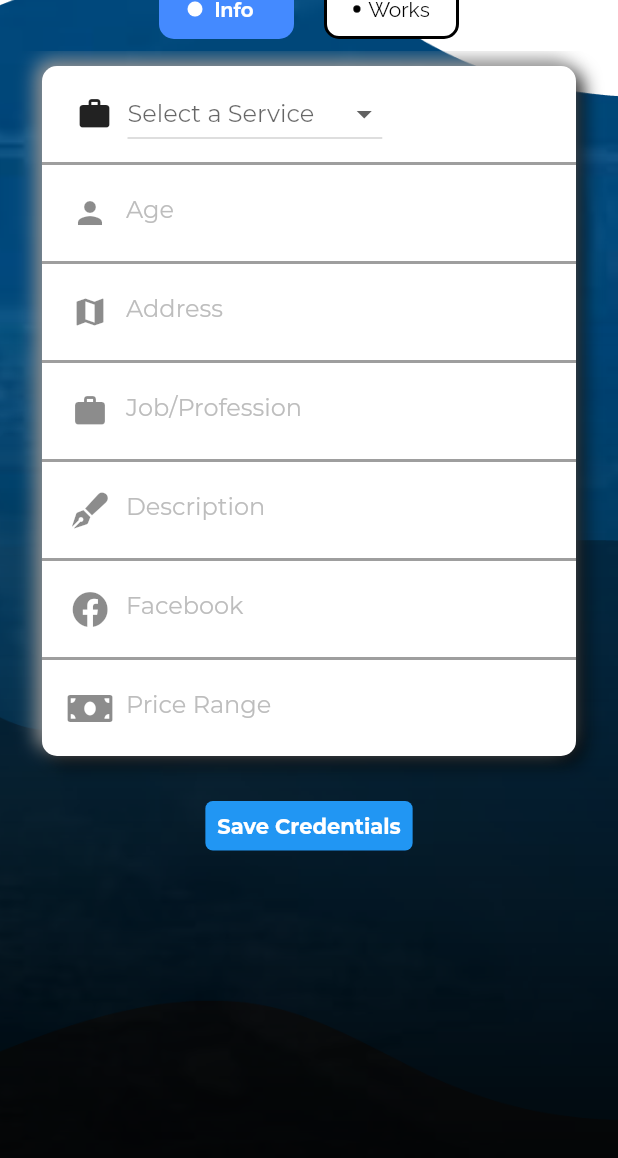
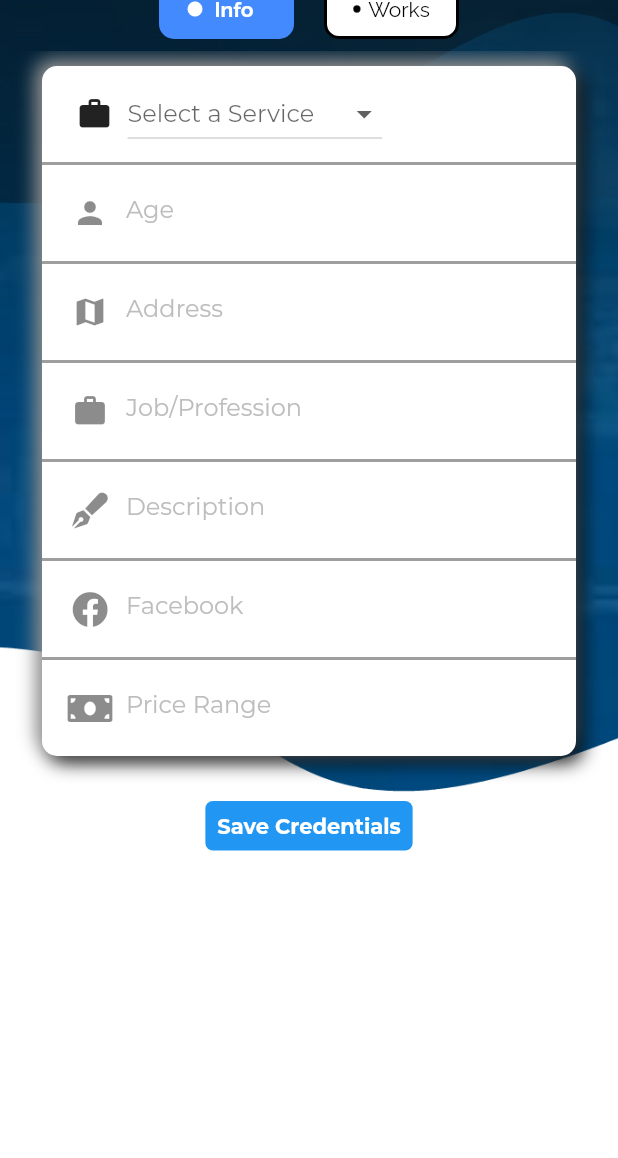
Before and after one commit to Helpayr/Helpayr, a Flutter app: the ProfileMaker screen opened directly, scrolled down 329 dp, on a phone screen of 412 x 824 dp. Shown: the top 1158 px of the screen. Run offline on Flutter 3.47's test engine with Material 2 defaults, Android fonts, the phone set to English and light mode, and no system bars; our stand-ins replace animated_text_kit, cached_network_image, carousel_slider, cloud_firestore, curved_navigation_bar, faker and 15 more; missing offline and left inert: circle_bottom_navigation_bar, hidable, stream_chat_flutter, stream_chat_flutter_core; accounts and stored records are empty; project files that could hold a hidden picture were left out.

Commit message:
changed position of two segments

```diff
--- a/lib/screens/profile_maker.dart
+++ b/lib/screens/profile_maker.dart
@@ -286,8 +286,8 @@ class _ProfileMakerState extends State<ProfileMaker> {
                 image: DecorationImage(
                   fit: BoxFit.cover,
                   image: isServiceSelected
-                      ? AssetImage('assets/onboarding new/bg_wavy_rotated.png')
-                      : AssetImage('assets/onboarding new/bg_wavy.png'),
+                      ? AssetImage('assets/onboarding new/bg_wavy.png')
+                      : AssetImage('assets/onboarding new/bg_wavy_rotated.png'),
                 ),
               ),
               child: Padding(
@@ -300,7 +300,7 @@ class _ProfileMakerState extends State<ProfileMaker> {
                     Text(
                       "Register As",
                       style: TextStyle(
-                        color: isHelpersSelected ? Colors.black : Colors.white,
+                        color: isHelpersSelected ? Colors.white : Colors.black,
                         fontSize: 20,
                         fontWeight: FontWeight.bold,
                       ),
```
